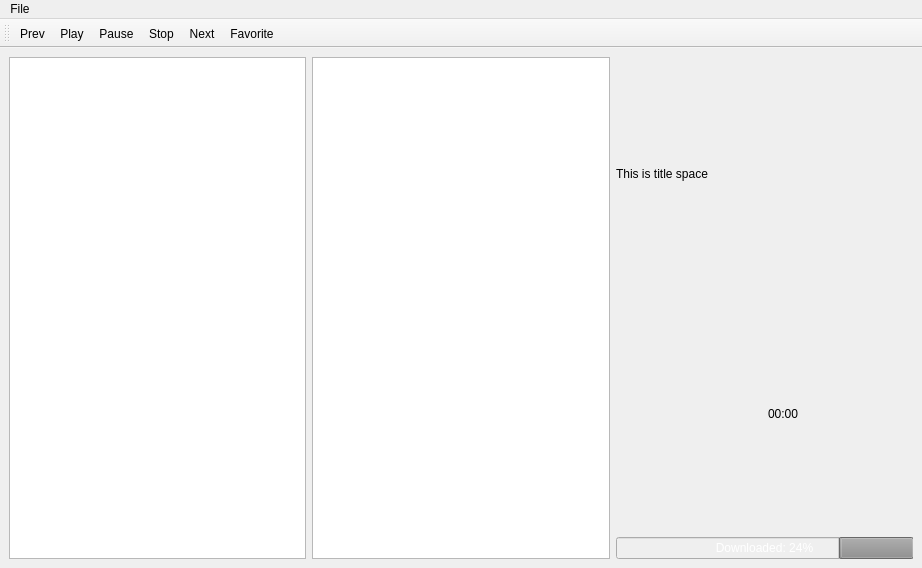
Above: desktop.ui from hrw/modland-player before the change. Below: the same form after it.
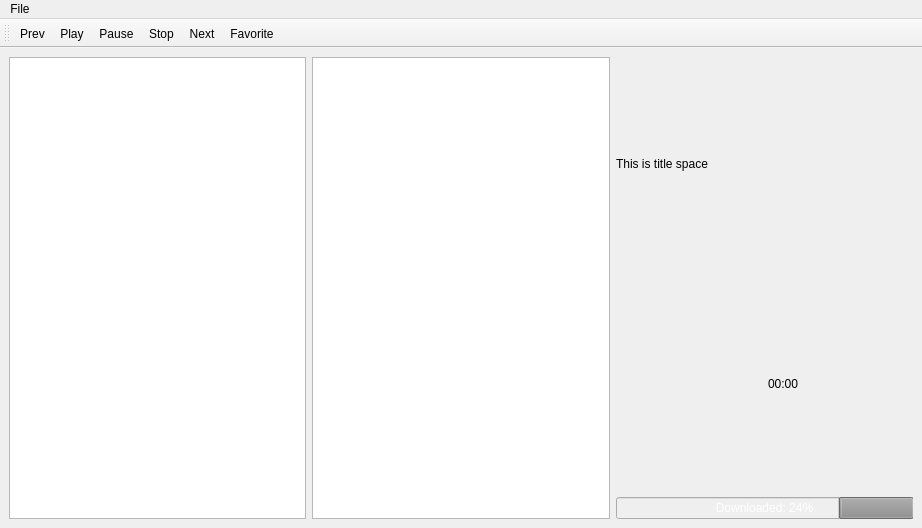
That is the form after the change. Custom widgets are drawn as their Qt base class.

```diff
--- a/desktop.ui
+++ b/desktop.ui
@@ -7,7 +7,7 @@
     <x>0</x>
     <y>0</y>
     <width>922</width>
-    <height>568</height>
+    <height>528</height>
    </rect>
   </property>
   <property name="windowTitle">
```
